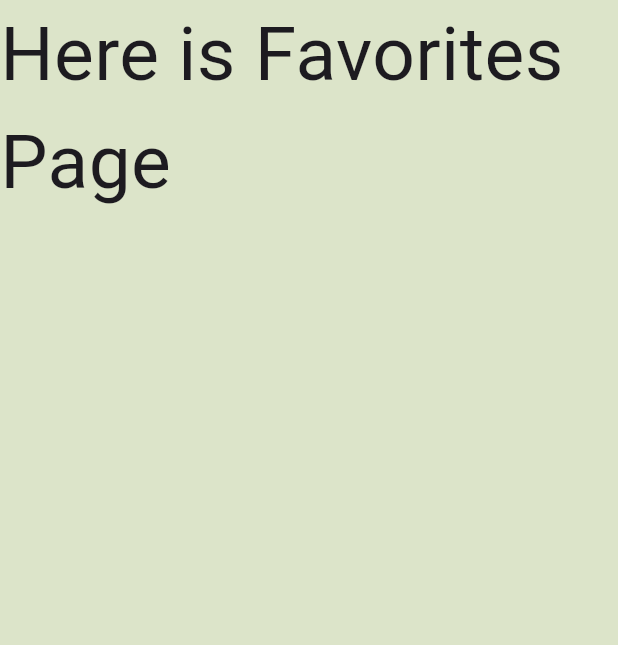
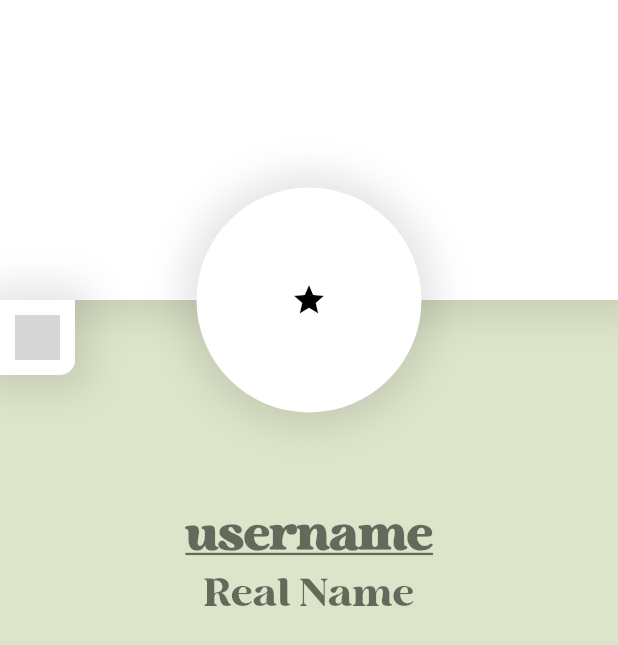
Before and after one commit to baturalpkahveci/flutter-author-reader-app, a Flutter app: the ProfilePage screen opened directly, on a phone screen of 412 x 824 dp. Shown: the top 645 px of the screen. Run offline on Flutter 3.47's test engine with Material 3 defaults, Android fonts, the phone set to English and light mode, and no system bars; our stand-ins replace firebase_auth, firebase_core, flutter_login, flutter_svg; accounts and stored records are empty; grey boxes are pictures that could not be loaded.

Commit message:
Profile page is updated. Cover image, profile image, user name, real name, and settings button added.

```diff
--- a/lib/pages/book_details.dart
+++ b/lib/pages/book_details.dart
@@ -160,14 +160,10 @@ class _BookDetailsPageState extends State<BookDetailsPage> {
                       date: DateTime(2004,11,23),
                       comment: exampleComment1
                   ),
-
-
-
                 ],
               ),
             ),
           ),
-
         ],
       ),
     );
--- a/lib/pages/profile.dart
+++ b/lib/pages/profile.dart
@@ -18,14 +18,143 @@ class _ProfilePageState extends State<ProfilePage> {
       backgroundColor: AppColors.backgroundColor,
       body: ListView(
         children: [
-          Text(
-            'Here is Favorites Page',
-            style: TextStyle(
-              fontSize: 50,
-            ),
+          Stack(
+            clipBehavior: Clip.none,
+            children: [
+              _coverImage(),
+              _profileImage(),
+            ],
           ),
+          Column(
+            mainAxisAlignment: MainAxisAlignment.start,
+            crossAxisAlignment: CrossAxisAlignment.start,
+            children: [
+              GestureDetector(
+                onTap: () {
+                  print('Settings button tapped!');
+                },
+                child: Container(
+                  height: 50,
+                  width: 50,
+                  decoration: BoxDecoration(
+                    color: Colors.white,
+                    borderRadius: BorderRadius.only(
+                      bottomRight: Radius.circular(10),
+                    ),
+                    boxShadow: [
+                      BoxShadow(
+                        color: Colors.black.withOpacity(0.1),
+                        blurRadius: 20,
+                        spreadRadius: 10,
+                      ),
+                    ],
+                  ),
+                  child: Padding(
+                    padding: EdgeInsets.all(10),
+                    child: SvgPicture.asset(
+                      'assets/icons/setting-2-svgrepo-com.svg',
+                      color: AppColors.primaryColor,
+                    ),
+                  ),
+                ),
+              ),
+            ],
+          ),
+          SizedBox(height: 85,),
+          _userName(),
+          _realName(),
         ],
       ),
     );
   }
+
+  Padding _realName() {
+    return Padding(
+          padding: const EdgeInsets.symmetric(horizontal: 15.0),
+          child: Center(
+            child: Text(
+              'Real Name',
+              style: TextStyle(
+                color: AppColors.primaryColor,
+                fontFamily: 'holen_vintage',
+                fontSize: 25,
+                fontWeight: FontWeight.w500,
+              ),
+              softWrap: true,
+            ),
+          ),
+        );
+  }
+
+  Padding _userName() {
+    return Padding(
+          padding: const EdgeInsets.symmetric(horizontal: 15.0),
+          child: Center(
+            child: Text(
+              'username',
+              style: TextStyle(
+                color: AppColors.primaryColor,
+                fontFamily: 'holen_vintage',
+                fontSize: 30,
+                fontWeight: FontWeight.bold,
+                decoration: TextDecoration.underline,
+                decorationColor: AppColors.primaryColor,
+              ),
+              softWrap: true,
+            ),
+          ),
+        );
+  }
+
+  Positioned _profileImage() {
+    return Positioned(
+      top: 125,
+      left: 0,
+      right: 0,
+      child: Center(
+        child: Container(
+          width: 150,
+          height: 150,
+          decoration: BoxDecoration(
+            shape: BoxShape.circle,
+            color: Colors.white,
+            boxShadow: [
+              BoxShadow(
+                color: Colors.black.withOpacity(0.1),
+                blurRadius: 20,
+                spreadRadius: 10,
+              ),
+            ],
+          ),
+          child: Center(
+            child: Icon(Icons.star, color: Colors.black),
+          ),
+        ),
+      ),
+    );
+  }
+
+  Container _coverImage() {
+    return Container(
+      width: double.infinity,
+      height: 200,
+      decoration: BoxDecoration(
+        color: Colors.white,
+        boxShadow: [
+          BoxShadow(
+            color: Colors.black.withOpacity(0.1),
+            blurRadius: 20,
+            spreadRadius: 10,
+          ),
+        ],
+      ),
+      /*
+      Add cover image here.
+      child: Image.asset(
+        'assets/images/images.jpg',
+        fit: BoxFit.cover,
+      ),
+      **/
+    );
+  }
 }
```
